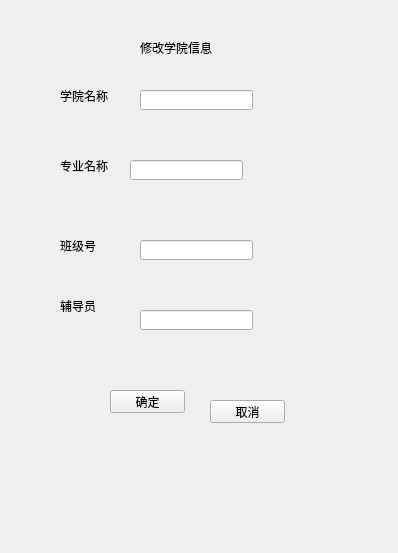
This is admin/admin_modifydean.ui in wo16pao/MS as Qt 5 draws it before an edit. The edited form follows.
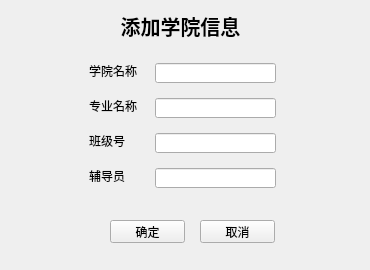
This is the edited form.

The edit to the form file:
```diff
--- a/admin/admin_modifydean.ui
+++ b/admin/admin_modifydean.ui
@@ -6,8 +6,8 @@
    <rect>
     <x>0</x>
     <y>0</y>
-    <width>398</width>
-    <height>553</height>
+    <width>370</width>
+    <height>270</height>
    </rect>
   </property>
   <property name="windowTitle">
@@ -16,8 +16,8 @@
   <widget class="QPushButton" name="pushButton_2">
    <property name="geometry">
     <rect>
-     <x>210</x>
-     <y>400</y>
+     <x>200</x>
+     <y>220</y>
      <width>75</width>
      <height>23</height>
     </rect>
@@ -30,7 +30,7 @@
    <property name="geometry">
     <rect>
      <x>110</x>
-     <y>390</y>
+     <y>220</y>
      <width>75</width>
      <height>23</height>
     </rect>
@@ -39,25 +39,21 @@
     <string>确定</string>
    </property>
   </widget>
-  <widget class="QLabel" name="label_4">
+  <widget class="QWidget" name="widget" native="true">
    <property name="geometry">
     <rect>
-     <x>60</x>
-     <y>240</y>
-     <width>54</width>
-     <height>12</height>
+     <x>80</x>
+     <y>45</y>
+     <width>205</width>
+     <height>161</height>
     </rect>
    </property>
-   <property name="text">
-    <string>班级号</string>
-   </property>
-  </widget>
-  <widget class="QLineEdit" name="lineEdit_2">
+   <widget class="QLineEdit" name="lineEdit_4">
    <property name="geometry">
     <rect>
-     <x>130</x>
-     <y>160</y>
-     <width>113</width>
+      <x>75</x>
+      <y>123</y>
+      <width>121</width>
      <height>20</height>
     </rect>
    </property>
@@ -65,96 +61,123 @@
   <widget class="QLabel" name="label_5">
    <property name="geometry">
     <rect>
-     <x>60</x>
-     <y>300</y>
-     <width>54</width>
-     <height>12</height>
+      <x>9</x>
+      <y>123</y>
+      <width>36</width>
+      <height>16</height>
     </rect>
    </property>
    <property name="text">
     <string>辅导员</string>
    </property>
   </widget>
-  <widget class="QLabel" name="label">
-   <property name="geometry">
-    <rect>
-     <x>140</x>
-     <y>40</y>
-     <width>111</width>
-     <height>16</height>
-    </rect>
-   </property>
-   <property name="text">
-    <string>修改学院信息</string>
-   </property>
-  </widget>
   <widget class="QLineEdit" name="lineEdit_3">
    <property name="geometry">
     <rect>
-     <x>140</x>
-     <y>240</y>
-     <width>113</width>
+      <x>75</x>
+      <y>88</y>
+      <width>121</width>
      <height>20</height>
     </rect>
    </property>
   </widget>
+   <widget class="QLineEdit" name="lineEdit">
+    <property name="geometry">
+     <rect>
+      <x>75</x>
+      <y>18</y>
+      <width>121</width>
+      <height>20</height>
+     </rect>
+    </property>
+   </widget>
+   <widget class="QLabel" name="label_4">
+    <property name="geometry">
+     <rect>
+      <x>9</x>
+      <y>88</y>
+      <width>36</width>
+      <height>16</height>
+     </rect>
+    </property>
+    <property name="text">
+     <string>班级号</string>
+    </property>
+   </widget>
   <widget class="QLabel" name="label_2">
    <property name="geometry">
     <rect>
-     <x>60</x>
-     <y>90</y>
-     <width>54</width>
-     <height>12</height>
+      <x>9</x>
+      <y>18</y>
+      <width>48</width>
+      <height>16</height>
     </rect>
    </property>
    <property name="text">
     <string>学院名称</string>
    </property>
   </widget>
-  <widget class="QLabel" name="label_result">
-   <property name="geometry">
-    <rect>
-     <x>50</x>
-     <y>400</y>
-     <width>54</width>
-     <height>12</height>
-    </rect>
-   </property>
-   <property name="text">
-    <string/>
-   </property>
-  </widget>
   <widget class="QLabel" name="label_3">
    <property name="geometry">
     <rect>
-     <x>60</x>
-     <y>160</y>
-     <width>54</width>
-     <height>12</height>
+      <x>9</x>
+      <y>53</y>
+      <width>48</width>
+      <height>16</height>
     </rect>
    </property>
    <property name="text">
     <string>专业名称</string>
    </property>
   </widget>
-  <widget class="QLineEdit" name="lineEdit">
+   <widget class="QLineEdit" name="lineEdit_2">
    <property name="geometry">
     <rect>
-     <x>140</x>
-     <y>90</y>
-     <width>113</width>
+      <x>75</x>
+      <y>53</y>
+      <width>121</width>
      <height>20</height>
     </rect>
    </property>
   </widget>
-  <widget class="QLineEdit" name="lineEdit_4">
+  </widget>
+  <widget class="QLabel" name="label_result">
    <property name="geometry">
     <rect>
-     <x>140</x>
-     <y>310</y>
-     <width>113</width>
-     <height>20</height>
+     <x>23</x>
+     <y>211</y>
+     <width>81</width>
+     <height>41</height>
     </rect>
+   </property>
+   <property name="text">
+    <string/>
+   </property>
+   <property name="alignment">
+    <set>Qt::AlignRight|Qt::AlignTrailing|Qt::AlignVCenter</set>
+   </property>
+  </widget>
+  <widget class="QLabel" name="label">
+   <property name="geometry">
+    <rect>
+     <x>100</x>
+     <y>10</y>
+     <width>161</width>
+     <height>31</height>
+    </rect>
+   </property>
+   <property name="font">
+    <font>
+     <pointsize>15</pointsize>
+     <weight>75</weight>
+     <bold>true</bold>
+    </font>
+   </property>
+   <property name="text">
+    <string>添加学院信息</string>
+   </property>
+   <property name="alignment">
+    <set>Qt::AlignCenter</set>
    </property>
   </widget>
  </widget>
```
Lines whose indentation alone changed are shown as unchanged.
